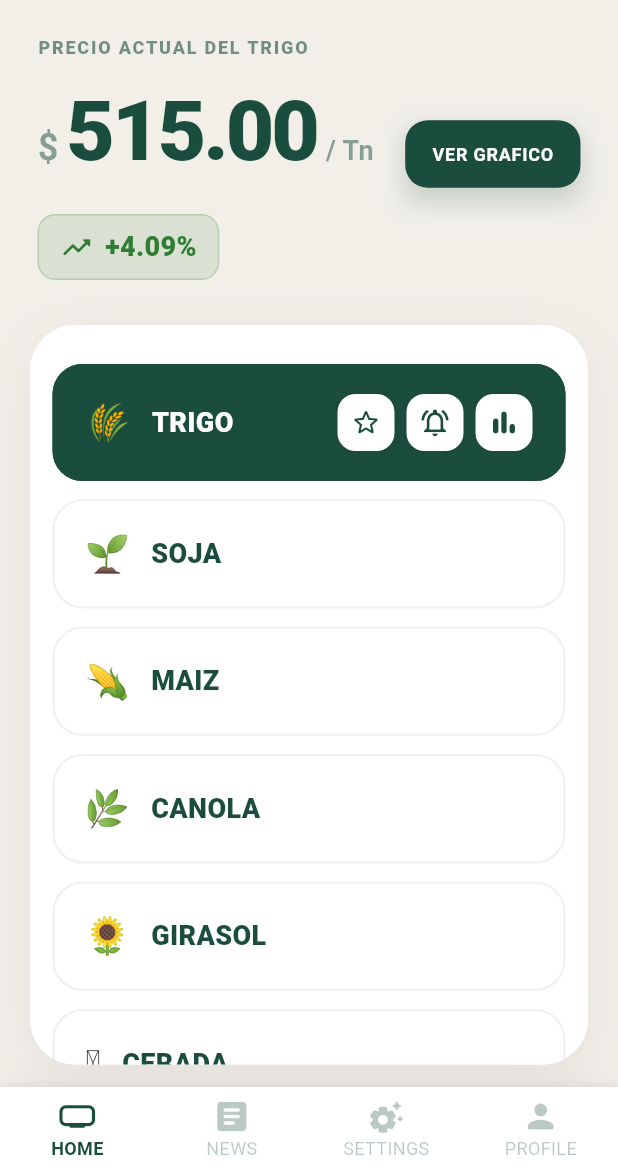
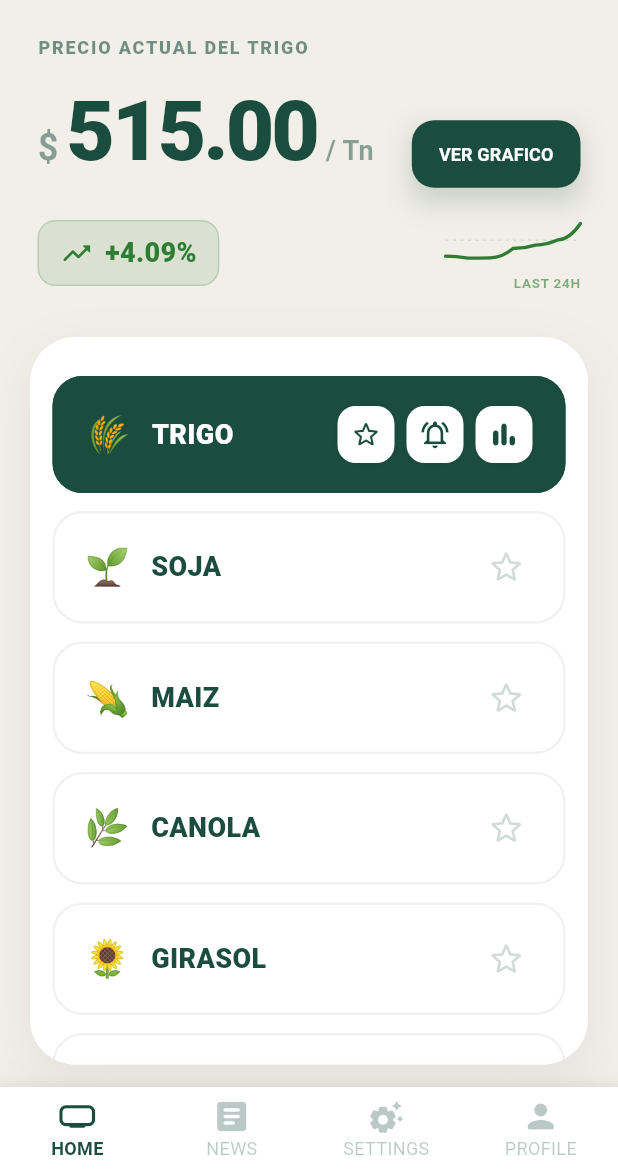
Before and after one commit to Felipe4565/ProPrice, a Flutter app: the screen it shows after launch, on a phone screen of 412 x 824 dp, the part 65-1236 px from its top. Run offline on Flutter 3.47's test engine with Material 3 defaults, Android fonts, the phone set to English and light mode, and no system bars.

Commit message:
Page d'accueil et graphique

```diff
--- a/lib/main.dart
+++ b/lib/main.dart
@@ -1,5 +1,7 @@
 import 'package:flutter/material.dart';
+import 'package:flutter/services.dart'; // Import indispensable pour les vibrations
 import 'dart:async';
+import 'dart:math';
 
 void main() => runApp(const PropriceApp());
 
@@ -22,6 +24,73 @@ class PropriceApp extends StatelessWidget {
       home: const SplashScreen(),
     );
   }
+}
+
+// --- COMPOSANT GRAPHIQUE ---
+class RealMiniChart extends StatelessWidget {
+  final String variation;
+  final Color color;
+  final double price;
+
+  const RealMiniChart({super.key, required this.variation, required this.color, required this.price});
+
+  @override
+  Widget build(BuildContext context) {
+    bool isPositive = variation.contains('+');
+    return Column(
+      crossAxisAlignment: CrossAxisAlignment.end,
+      children: [
+        SizedBox(
+          height: 35,
+          width: 90,
+          child: CustomPaint(
+            painter: _ChartPainter(color: color, isPositive: isPositive, seed: price.toInt()),
+          ),
+        ),
+        const SizedBox(height: 4),
+        Text("LAST 24H", style: TextStyle(color: color.withOpacity(0.6), fontSize: 9, fontWeight: FontWeight.bold, letterSpacing: 0.5)),
+      ],
+    );
+  }
+}
+
+class _ChartPainter extends CustomPainter {
+  final Color color;
+  final bool isPositive;
+  final int seed;
+  _ChartPainter({required this.color, required this.isPositive, required this.seed});
+
+  @override
+  void paint(Canvas canvas, Size size) {
+    final paint = Paint()..color = color..style = PaintingStyle.stroke..strokeWidth = 2.2..strokeCap = StrokeCap.round;
+    final dashPaint = Paint()..color = color.withOpacity(0.15)..style = PaintingStyle.stroke..strokeWidth = 1;
+
+    for (double i = 0; i < size.width; i += 5) {
+      canvas.drawLine(Offset(i, size.height / 2), Offset(i + 2, size.height / 2), dashPaint);
+    }
+
+    final path = Path();
+    final rand = Random(seed);
+    int segments = 6;
+    double step = size.width / segments;
+    List<Offset> pts = [];
+
+    for (int i = 0; i <= segments; i++) {
+      double x = i * step;
+      double noise = rand.nextDouble() * 12;
+      double trend = isPositive
+          ? (size.height * 0.75) - (i * 4)
+          : (size.height * 0.25) + (i * 4);
+      pts.add(Offset(x, (trend + noise).clamp(2, size.height - 2)));
+    }
+
+    path.moveTo(pts[0].dx, pts[0].dy);
+    for (int i = 0; i < pts.length - 1; i++) {
+      path.quadraticBezierTo(pts[i].dx + (pts[i+1].dx - pts[i].dx) / 2, pts[i].dy, pts[i+1].dx, pts[i+1].dy);
+    }
+    canvas.drawPath(path, paint);
+  }
+  @override bool shouldRepaint(CustomPainter old) => true;
 }
 
 // --- 1. SPLASH SCREEN ---
@@ -50,14 +119,11 @@ class _SplashScreenState extends State<SplashScreen> {
           children: [
             const Spacer(flex: 3),
             Container(
-              width: 160,
-              height: 160,
+              width: 160, height: 160,
               decoration: BoxDecoration(
                 color: darkGreen,
                 borderRadius: BorderRadius.circular(45),
-                boxShadow: [
-                  BoxShadow(color: darkGreen.withOpacity(0.3), blurRadius: 40, offset: const Offset(0, 20))
-                ],
+                boxShadow: [BoxShadow(color: darkGreen.withOpacity(0.3), blurRadius: 40, offset: const Offset(0, 20))],
               ),
               child: const Icon(Icons.show_chart_rounded, color: Colors.white, size: 90),
             ),
@@ -95,11 +161,12 @@ class _HomePageState extends State<HomePage> {
     {"name": "ARROZ", "emoji": "🍚", "price": "12.40", "variation": "+0.25%", "isFav": false, "order": 6},
   ];
 
+  // LOGIQUE FAVORIS AVEC VIBRATION
   void _toggleFavorite(Map<String, dynamic> item) {
+    HapticFeedback.lightImpact(); // Vibration "click" légère
     setState(() {
       int idx = grainsData.indexWhere((g) => g["name"] == item["name"]);
       grainsData[idx]["isFav"] = !grainsData[idx]["isFav"];
-
       ScaffoldMessenger.of(context).hideCurrentSnackBar();
       ScaffoldMessenger.of(context).showSnackBar(
         SnackBar(
@@ -111,6 +178,14 @@ class _HomePageState extends State<HomePage> {
         ),
       );
     });
+  }
+
+  // LOGIQUE SELECTION AVEC VIBRATION
+  void _onSelectGrain(String name) {
+    if (selectedGrain != name) {
+      HapticFeedback.selectionClick(); // Vibration subtile de sélection
+      setState(() => selectedGrain = name);
+    }
   }
 
   @override
@@ -156,24 +231,23 @@ class _HomePageState extends State<HomePage> {
                     Text(" / Tn", style: TextStyle(color: darkGreen.withOpacity(0.5), fontSize: 18, fontWeight: FontWeight.bold)),
                     const Spacer(),
                     Container(
-                      decoration: BoxDecoration(
-                        boxShadow: [BoxShadow(color: darkGreen.withOpacity(0.2), blurRadius: 15, offset: const Offset(0, 8))]
-                      ),
+                      decoration: BoxDecoration(boxShadow: [BoxShadow(color: darkGreen.withOpacity(0.2), blurRadius: 15, offset: const Offset(0, 8))]),
                       child: ElevatedButton(
                         onPressed: () {},
                         style: ElevatedButton.styleFrom(
-                          backgroundColor: darkGreen,
-                          foregroundColor: Colors.white,
-                          elevation: 0,
-                          shape: RoundedRectangleBorder(borderRadius: BorderRadius.circular(15)),
+                          backgroundColor: darkGreen, foregroundColor: Colors.white,
+                          elevation: 0, shape: RoundedRectangleBorder(borderRadius: BorderRadius.circular(15)),
                           padding: const EdgeInsets.symmetric(horizontal: 18, vertical: 14),
                         ),
-                        child: const Text("VER GRAFICO", style: TextStyle(fontSize: 12, fontWeight: FontWeight.bold, letterSpacing: 0.5)),
+                        child: const Text("VER GRAFICO", style: TextStyle(fontSize: 12, fontWeight: FontWeight.bold)),
                       ),
                     ),
                   ],
                 ),
                 const SizedBox(height: 15),
+                Row(
+                  mainAxisAlignment: MainAxisAlignment.spaceBetween,
+                  children: [
                     Container(
                       padding: const EdgeInsets.symmetric(horizontal: 14, vertical: 8),
                       decoration: BoxDecoration(
@@ -182,13 +256,15 @@ class _HomePageState extends State<HomePage> {
                         border: Border.all(color: trendColor.withOpacity(0.2), width: 1),
                       ),
                       child: Row(
-                    mainAxisSize: MainAxisSize.min,
                         children: [
                           Icon(isPositive ? Icons.trending_up_rounded : Icons.trending_down_rounded, color: trendColor, size: 22),
                           const SizedBox(width: 8),
                           Text(currentData["variation"], style: TextStyle(color: trendColor, fontWeight: FontWeight.w900, fontSize: 18)),
                         ],
                       ),
+                    ),
+                    RealMiniChart(variation: currentData["variation"], color: trendColor, price: double.tryParse(currentData["price"]) ?? 0),
+                  ],
                 ),
               ],
             ),
@@ -198,8 +274,7 @@ class _HomePageState extends State<HomePage> {
             child: Container(
               margin: const EdgeInsets.fromLTRB(20, 0, 20, 15),
               decoration: BoxDecoration(
-                color: Colors.white,
-                borderRadius: BorderRadius.circular(30),
+                color: Colors.white, borderRadius: BorderRadius.circular(30),
                 boxShadow: [BoxShadow(color: Colors.black.withOpacity(0.06), blurRadius: 30, offset: const Offset(0, 10))],
               ),
               child: ClipRRect(
@@ -211,7 +286,6 @@ class _HomePageState extends State<HomePage> {
                     final item = sortedList[index];
                     final isSelected = selectedGrain == item["name"];
                     final isFav = item["isFav"];
-
                     return AnimatedContainer(
                       duration: const Duration(milliseconds: 200),
                       margin: const EdgeInsets.symmetric(vertical: 6),
@@ -220,7 +294,7 @@ class _HomePageState extends State<HomePage> {
                         borderRadius: BorderRadius.circular(20),
                         child: InkWell(
                           borderRadius: BorderRadius.circular(20),
-                          onTap: () => setState(() => selectedGrain = item["name"]),
+                          onTap: () => _onSelectGrain(item["name"]),
                           child: Container(
                             padding: const EdgeInsets.symmetric(horizontal: 20, vertical: 18),
                             decoration: BoxDecoration(
@@ -234,21 +308,28 @@ class _HomePageState extends State<HomePage> {
                               children: [
                                 Text(item["emoji"], style: const TextStyle(fontSize: 24)),
                                 const SizedBox(width: 14),
-                                Text(item["name"],
-                                  style: TextStyle(color: isSelected ? Colors.white : darkGreen, fontWeight: FontWeight.w800, fontSize: 18)),
+                                Text(item["name"], style: TextStyle(color: isSelected ? Colors.white : darkGreen, fontWeight: FontWeight.w800, fontSize: 18)),
                                 const Spacer(),
                                 if (isSelected) ...[
-                                  _whiteIconButton(
-                                    isFav ? Icons.star_rounded : Icons.star_outline_rounded,
-                                    isFav ? Colors.orange : darkGreen,
-                                    () => _toggleFavorite(item)
-                                  ),
+                                  // Étoile sur élément sélectionné
+                                  _whiteIconButton(isFav ? Icons.star_rounded : Icons.star_outline_rounded, isFav ? Colors.orange : darkGreen, () => _toggleFavorite(item)),
                                   const SizedBox(width: 8),
                                   _whiteIconButton(Icons.notifications_active_outlined, darkGreen, () {}),
                                   const SizedBox(width: 8),
                                   _whiteIconButton(Icons.bar_chart_rounded, darkGreen, () {}),
-                                ] else if (isFav) ...[
-                                  Icon(Icons.star_rounded, color: Colors.orange.withOpacity(0.8), size: 28),
+                                ] else ...[
+                                  // Étoile cliquable sur élément NON sélectionné
+                                  GestureDetector(
+                                    onTap: () => _toggleFavorite(item),
+                                    child: Padding(
+                                      padding: const EdgeInsets.all(4.0),
+                                      child: Icon(
+                                        isFav ? Icons.star_rounded : Icons.star_outline_rounded,
+                                        color: isFav ? Colors.orange.withOpacity(0.8) : darkGreen.withOpacity(0.2),
+                                        size: 28
+                                      ),
+                                    ),
+                                  ),
                                 ]
                               ],
                             ),
@@ -264,9 +345,7 @@ class _HomePageState extends State<HomePage> {
         ],
       ),
       bottomNavigationBar: Container(
-        decoration: BoxDecoration(
-          boxShadow: [BoxShadow(color: Colors.black.withOpacity(0.05), blurRadius: 20)]
-        ),
+        decoration: BoxDecoration(boxShadow: [BoxShadow(color: Colors.black.withOpacity(0.05), blurRadius: 20)]),
         child: BottomNavigationBar(
           type: BottomNavigationBarType.fixed,
           backgroundColor: Colors.white,
@@ -290,8 +369,7 @@ class _HomePageState extends State<HomePage> {
       child: Container(
         padding: const EdgeInsets.all(8),
         decoration: BoxDecoration(
-          color: Colors.white,
-          borderRadius: BorderRadius.circular(12),
+          color: Colors.white, borderRadius: BorderRadius.circular(12),
           boxShadow: [BoxShadow(color: Colors.black.withOpacity(0.1), blurRadius: 4)]
         ),
         child: Icon(icon, color: iconColor, size: 22),
```
Lines whose indentation alone changed are shown as unchanged.
